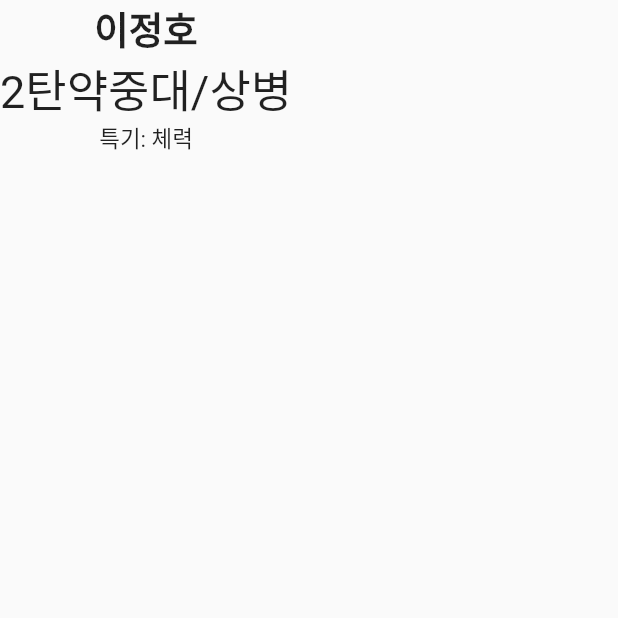
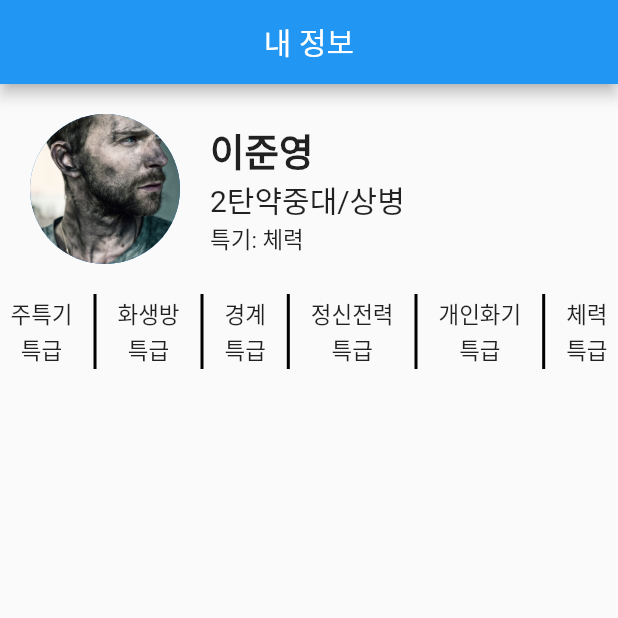
Before and after one commit to ZeVicTech/APP_BestWarrior_Warrior, a Flutter app: the screen it shows after launch, on a phone screen of 412 x 824 dp, the top half of it. Run offline on Flutter 3.47's test engine with Material 2 defaults, Android fonts, the phone set to English and light mode, and no system bars.

Commit message:
Making ProfilePage

```diff
--- a/APP(Android)/best_warrior/lib/component/profile_grade_info.dart
+++ b/APP(Android)/best_warrior/lib/component/profile_grade_info.dart
@@ -1,3 +1,4 @@
+import 'package:flutter/material.dart';
 import 'package:flutter/src/widgets/container.dart';
 import 'package:flutter/src/widgets/framework.dart';
 import 'package:flutter/widgets.dart';
@@ -5,14 +6,45 @@ import 'package:flutter/widgets.dart';
 class profileGradeInfo extends StatelessWidget {
   @override
   Widget build(BuildContext context) {
-    return Container();
+    return Row(
+      mainAxisAlignment: MainAxisAlignment.spaceAround,
+      children: [
+        _buildInfo('주특기', '특급'),
+        _buildLine(),
+        _buildInfo('화생방', '특급'),
+        _buildLine(),
+        _buildInfo('경계', '특급'),
+        _buildLine(),
+        _buildInfo('정신전력', '특급'),
+        _buildLine(),
+        _buildInfo('개인화기', '특급'),
+        _buildLine(),
+        _buildInfo('체력', '특급'),
+      ],
+    );
   }
 
-  Widget _buildInfo(String title, String garde) {
-    return SizedBox();
+  Widget _buildInfo(String title, String grade) {
+    return Column(
+      children: [
+        Text(
+          title,
+          style: TextStyle(fontSize: 15),
+        ),
+        SizedBox(height: 2),
+        Text(
+          grade,
+          style: TextStyle(fontSize: 15),
+        )
+      ],
+    );
   }
 
   Widget _buildLine() {
-    return SizedBox();
+    return Container(
+      color: Colors.black,
+      width: 2,
+      height: 50,
+    );
   }
 }
--- a/APP(Android)/best_warrior/lib/component/profile_header.dart
+++ b/APP(Android)/best_warrior/lib/component/profile_header.dart
@@ -1,5 +1,6 @@
 // ignore_for_file: prefer_const_constructors
 
+import 'package:flutter/material.dart';
 import 'package:flutter/src/widgets/container.dart';
 import 'package:flutter/src/widgets/framework.dart';
 import 'package:flutter/widgets.dart';
@@ -8,25 +9,36 @@ class ProfileHeader extends StatelessWidget {
   @override
   Widget build(BuildContext context) {
     return Row(
-      children: [_buildHeaderProfile()],
+      children: [
+        SizedBox(width: 20),
+        _buildHeaderAvatar(),
+        SizedBox(width: 20),
+        _buildHeaderProfile(),
+      ],
     );
   }
 
   Widget _buildHeaderAvatar() {
-    return SizedBox();
+    return SizedBox(
+        width: 100,
+        height: 100,
+        child: CircleAvatar(
+          backgroundImage: AssetImage("assets/soldier.jpg"),
+        ));
   }
 
   Widget _buildHeaderProfile() {
     return Column(
       // ignore: prefer_const_literals_to_create_immutables
+      crossAxisAlignment: CrossAxisAlignment.start,
       children: [
         Text(
-          '이정호',
+          '이준영',
           style: TextStyle(fontSize: 25, fontWeight: FontWeight.w700),
         ),
         Text(
           '2탄약중대/상병',
-          style: TextStyle(fontSize: 30),
+          style: TextStyle(fontSize: 20),
         ),
         Text(
           '특기: 체력',
--- a/APP(Android)/best_warrior/lib/main.dart
+++ b/APP(Android)/best_warrior/lib/main.dart
@@ -1,4 +1,4 @@
-import 'package:best_warrior/component/profile_header.dart';
+import 'package:best_warrior/profile_page.dart';
 import 'package:flutter/material.dart';
 
 void main() {
@@ -13,18 +13,3 @@ class MyApp extends StatelessWidget {
     );
   }
 }
-
-class ProfilePage extends StatelessWidget {
-  const ProfilePage({super.key});
-
-  @override
-  Widget build(BuildContext context) {
-    return Scaffold(
-      body: Column(
-        children: [
-          ProfileHeader(),
-        ],
-      ),
-    );
-  }
-}
--- a/APP(Android)/best_warrior/lib/profile_page.dart
+++ b/APP(Android)/best_warrior/lib/profile_page.dart
@@ -1,6 +1,8 @@
+import 'package:best_warrior/component/profile_grade_info.dart';
 import 'package:flutter/material.dart';
-import 'package:flutter/src/widgets/container.dart';
 import 'package:flutter/src/widgets/framework.dart';
+
+import 'component/profile_header.dart';
 
 class ProfilePage extends StatelessWidget {
   const ProfilePage({super.key});
@@ -8,8 +10,17 @@ class ProfilePage extends StatelessWidget {
   @override
   Widget build(BuildContext context) {
     return Scaffold(
+      appBar: AppBar(
+        title: Text('내 정보'),
+        centerTitle: true,
+      ),
       body: Column(
-        children: [],
+        children: [
+          SizedBox(height: 20),
+            ProfileHeader(),
+            SizedBox(height: 20),
+            profileGradeInfo()
+        ],
       ),
     );
   }
--- a/APP(Android)/best_warrior/pubspec.yaml
+++ b/APP(Android)/best_warrior/pubspec.yaml
@@ -60,8 +60,8 @@ flutter:
   uses-material-design: true
 
   # To add assets to your application, add an assets section, like this:
-  # assets:
-  #   - images/a_dot_burr.jpeg
+  assets:
+    - assets/
   #   - images/a_dot_ham.jpeg
 
   # An image asset can refer to one or more resolution-specific "variants", see
```
Also changed, not shown: APP(Android)/best_warrior/assets/soldier.jpg (added).
